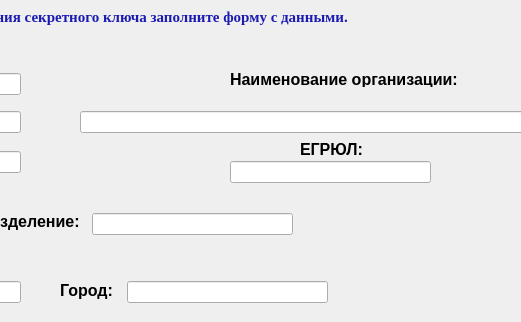
Kemtop/VerificationCenter, file Native/PrivateKeyGen/KeyGen/KeyGen.ui: the form before one commit; both pictures show x 304 to 825 and y 0 to 322 of the 1000 by 618 pixel window.
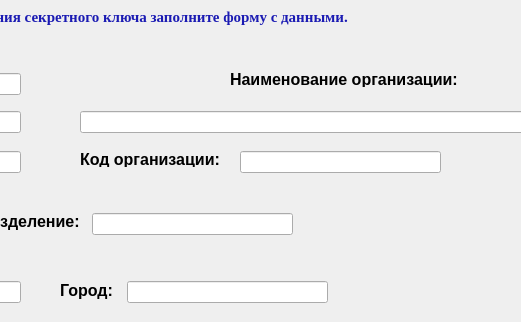
The form after the commit. The open tabs and pages were chosen to show the change. Icons and pictures are not drawn.

```diff
--- a/Native/PrivateKeyGen/KeyGen/KeyGen.ui
+++ b/Native/PrivateKeyGen/KeyGen/KeyGen.ui
@@ -466,9 +466,9 @@
        <widget class="QLabel" name="label_14">
         <property name="geometry">
          <rect>
-          <x>600</x>
-          <y>140</y>
-          <width>71</width>
+          <x>380</x>
+          <y>150</y>
+          <width>161</width>
           <height>16</height>
          </rect>
         </property>
@@ -479,7 +479,7 @@
          </font>
         </property>
         <property name="text">
-         <string>ЕГРЮЛ:</string>
+         <string>Код организации:</string>
         </property>
        </widget>
        <widget class="QLabel" name="label_15">
@@ -514,8 +514,8 @@
        <widget class="QLineEdit" name="lineEditEGRUL">
         <property name="geometry">
          <rect>
-          <x>530</x>
-          <y>160</y>
+          <x>540</x>
+          <y>150</y>
           <width>201</width>
           <height>22</height>
          </rect>
```
Left out of the diff: 4 changed lines with no effect on the pictures.
